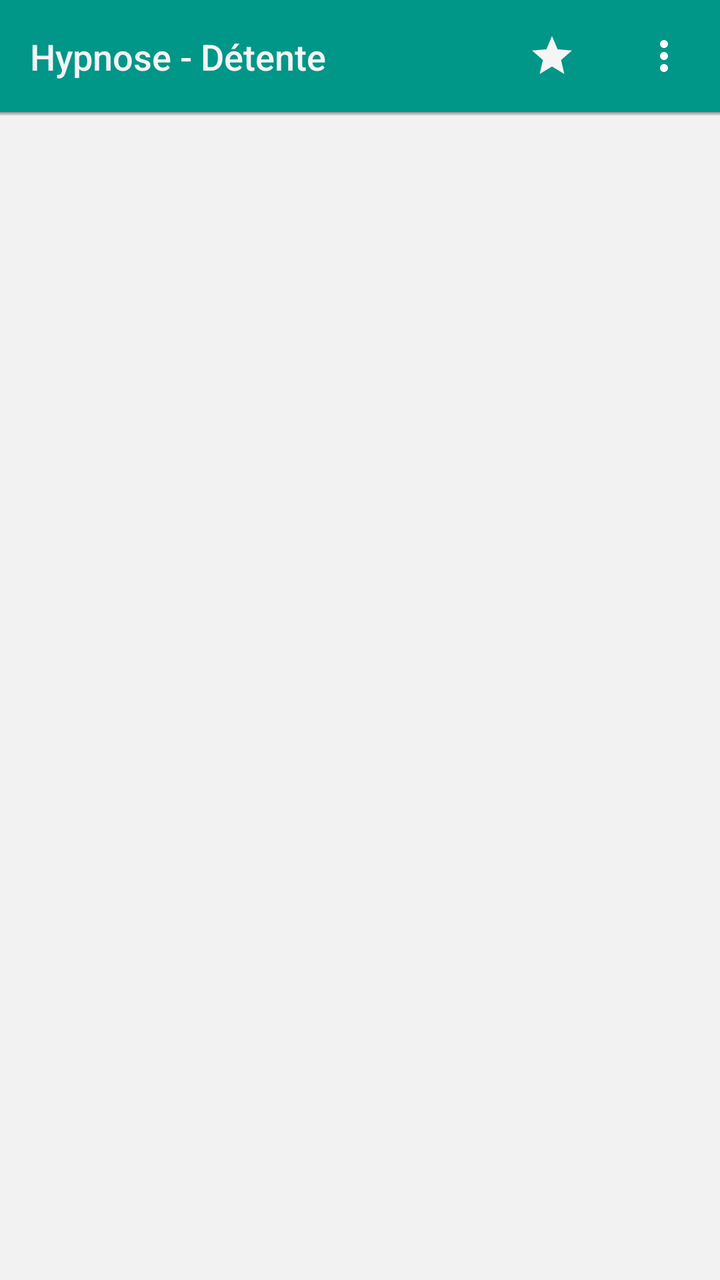
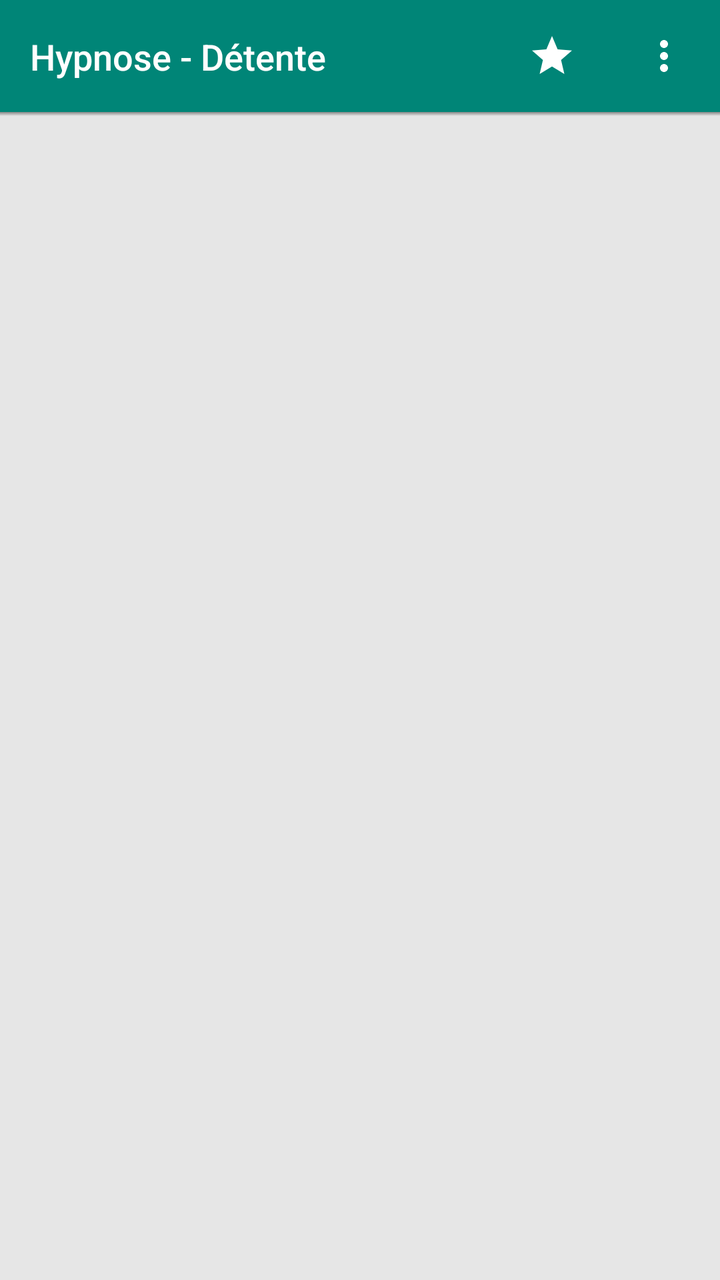

Two renders of the same Android screen: before a commit and after it. Below are the layout's source before the change and the commit's diff.
<!-- AndroidManifest.xml: application theme AppTheme -->
<!-- res/layout/activity_welcome.xml -->
<?xml version="1.0" encoding="utf-8"?>
<android.support.constraint.ConstraintLayout xmlns:android="http://schemas.android.com/apk/res/android"
    xmlns:app="http://schemas.android.com/apk/res-auto"
    android:layout_width="match_parent"
    android:layout_height="match_parent"
    android:background="@color/grid_background"
    android:fitsSystemWindows="true"
    android:orientation="vertical">

    <include
        android:id="@+id/welcome"
        layout="@layout/toolbar_welcome"></include>

    <android.support.v7.widget.RecyclerView
        android:id="@+id/recycler_view"
        android:layout_width="match_parent"
        android:layout_height="0dp"
        android:clipToPadding="false"
        android:scrollbars="none"
        app:layout_constraintBottom_toBottomOf="parent"
        app:layout_constraintTop_toBottomOf="@+id/welcome" />

</android.support.constraint.ConstraintLayout>
<!-- res/layout/toolbar_welcome.xml (included above) -->
<LinearLayout xmlns:android="http://schemas.android.com/apk/res/android"
    android:layout_width="wrap_content"
    android:layout_height="wrap_content"
    android:layout_gravity="top"
    android:orientation="vertical">

    <android.support.v7.widget.Toolbar
        xmlns:app="http://schemas.android.com/apk/res-auto"
        android:id="@+id/toolbar_welcome"
        android:layout_width="match_parent"
        android:layout_height="wrap_content"
        android:background="@color/ColorBGToolbar"
        android:minHeight="?android:attr/actionBarSize"
        app:contentInsetEnd="0dp"
        app:contentInsetLeft="0dp"
        app:contentInsetRight="0dp"
        app:contentInsetStart="0dp">

        <android.support.constraint.ConstraintLayout
            android:layout_width="match_parent"
            android:layout_height="match_parent">


            <TextView
                android:id="@+id/toolbar_title"
                style="@style/TextAppearance.AppCompat.Widget.ActionBar.Title.Inverse"
                android:layout_width="0dp"
                android:layout_height="wrap_content"
                android:layout_marginStart="15dp"
                android:layout_marginLeft="15dp"
                android:ellipsize="end"
                android:maxLines="1"
                android:text="@string/applicationName"
                android:textColor="@color/LightWhite"
                android:textSize="18sp"
                app:layout_constraintBottom_toBottomOf="parent"
                app:layout_constraintEnd_toStartOf="@+id/btn_etoile"
                app:layout_constraintLeft_toLeftOf="parent"
                app:layout_constraintStart_toStartOf="parent"
                app:layout_constraintTop_toTopOf="parent" />



            <ImageButton
                android:id="@+id/btn_etoile"
                style="@style/Widget.AppCompat.ActionButton"
                android:layout_width="?android:attr/actionBarSize"
                android:layout_height="?android:attr/actionBarSize"
                android:contentDescription="@string/AccessibilityIconRating"
                android:src="@drawable/ic_star"
                app:layout_constraintBottom_toBottomOf="parent"
                app:layout_constraintEnd_toStartOf="@+id/btn_info"
                app:layout_constraintTop_toTopOf="parent" />


            <ImageButton
                android:id="@+id/btn_info"
                style="@style/Widget.AppCompat.ActionButton"
                android:layout_width="?android:attr/actionBarSize"
                android:layout_height="?android:attr/actionBarSize"
                android:contentDescription="@string/AccessibilityIconMenu"
                android:src="@drawable/ic_more_vert"
                app:layout_constraintBottom_toBottomOf="parent"
                app:layout_constraintEnd_toEndOf="parent"
                app:layout_constraintTop_toTopOf="parent" />

        </android.support.constraint.ConstraintLayout>

    </android.support.v7.widget.Toolbar>

    <View
        android:layout_width="match_parent"
        android:layout_height="2dp"
        android:background="@drawable/toolbar_dropshadow" />

</LinearLayout>
<!-- resources referenced by this layout -->
<resources>
  <color name="ColorBGToolbar">#009688</color>
  <color name="LightWhite">#F5F5F5</color>
  <color name="grid_background">#F2F2F2</color>
  <!-- drawable ic_more_vert (drawable) -->
  <vector android:autoMirrored="true" android:height="24dp"
      android:tint="#FFFFFF" android:viewportHeight="24.0"
      android:viewportWidth="24.0" android:width="24dp" xmlns:android="http://schemas.android.com/apk/res/android">
      <path android:fillColor="#FF000000" android:pathData="M12,8c1.1,0 2,-0.9 2,-2s-0.9,-2 -2,-2 -2,0.9 -2,2 0.9,2 2,2zM12,10c-1.1,0 -2,0.9 -2,2s0.9,2 2,2 2,-0.9 2,-2 -0.9,-2 -2,-2zM12,16c-1.1,0 -2,0.9 -2,2s0.9,2 2,2 2,-0.9 2,-2 -0.9,-2 -2,-2z"/>
  </vector>
  <!-- drawable ic_star (drawable) -->
  <vector android:height="24dp" android:tint="#F5F5F5"
      android:viewportHeight="24.0" android:viewportWidth="24.0"
      android:width="24dp" xmlns:android="http://schemas.android.com/apk/res/android">
      <path android:fillColor="#FF000000" android:pathData="M12,17.27L18.18,21l-1.64,-7.03L22,9.24l-7.19,-0.61L12,2 9.19,8.63 2,9.24l5.46,4.73L5.82,21z"/>
  </vector>
  <!-- drawable toolbar_dropshadow (drawable) -->
  <?xml version="1.0" encoding="utf-8"?>
  <shape xmlns:android="http://schemas.android.com/apk/res/android"
      android:shape="rectangle">
      <gradient android:startColor="@android:color/transparent"
          android:endColor="#88333333"
          android:angle="90"/>
  
  </shape>
  <string name="AccessibilityIconMenu">Icon menu</string>
  <string name="AccessibilityIconRating">Icon étoile</string>
  <string name="applicationName">Hypnose - Détente</string>
  <style name="AppTheme" parent="Theme.AppCompat.Light.NoActionBar">
          <item name="colorPrimary">@color/colorPrimary</item>
          <item name="colorPrimaryDark">@color/colorPrimaryDark</item>
          <item name="colorAccent">@color/colorAccent</item>
          <item name="android:windowActionBar">false</item>
          <item name="android:windowNoTitle">true</item>
          <item name="android:colorEdgeEffect">@color/colorPrimary</item>
      </style>
  <color name="colorPrimary">#054D44</color>
  <color name="colorPrimaryDark">#00796B</color>
  <color name="colorAccent">#009688</color>
</resources>

<!-- the commit's change to res/layout/activity_welcome.xml (unified diff, before → after) -->
@@ -3,7 +3,7 @@
     xmlns:app="http://schemas.android.com/apk/res-auto"
     android:layout_width="match_parent"
     android:layout_height="match_parent"
-    android:background="@color/grid_background"
+    android:background="@color/colorBackgroundCardActivity"
     android:fitsSystemWindows="true"
     android:orientation="vertical">
 
@@ -33,7 +33,7 @@
         android:id="@+id/toolbar_welcome"
         android:layout_width="match_parent"
         android:layout_height="wrap_content"
-        android:background="@color/ColorBGToolbar"
+        android:background="@color/colorPrimary"
         android:minHeight="?android:attr/actionBarSize"
         app:contentInsetEnd="0dp"
         app:contentInsetLeft="0dp"
@@ -55,7 +55,7 @@
                 android:ellipsize="end"
                 android:maxLines="1"
                 android:text="@string/applicationName"
-                android:textColor="@color/LightWhite"
+                android:textColor="@color/colorPrimaryText"
                 android:textSize="18sp"
                 app:layout_constraintBottom_toBottomOf="parent"
                 app:layout_constraintEnd_toStartOf="@+id/btn_etoile"
<!-- resource entries referenced after the edit -->
@@ -1,8 +1,6 @@
 <!-- resources referenced by this layout -->
 <resources>
-  <color name="ColorBGToolbar">#009688</color>
-  <color name="LightWhite">#F5F5F5</color>
-  <color name="grid_background">#F2F2F2</color>
+  <color name="colorBackgroundCardActivity">#E6E6E6</color>
   <!-- drawable ic_more_vert (drawable) -->
   <vector android:autoMirrored="true" android:height="24dp"
       android:tint="#FFFFFF" android:viewportHeight="24.0"
@@ -10,9 +8,9 @@
       <path android:fillColor="#FF000000" android:pathData="M12,8c1.1,0 2,-0.9 2,-2s-0.9,-2 -2,-2 -2,0.9 -2,2 0.9,2 2,2zM12,10c-1.1,0 -2,0.9 -2,2s0.9,2 2,2 2,-0.9 2,-2 -0.9,-2 -2,-2zM12,16c-1.1,0 -2,0.9 -2,2s0.9,2 2,2 2,-0.9 2,-2 -0.9,-2 -2,-2z"/>
   </vector>
   <!-- drawable ic_star (drawable) -->
-  <vector android:height="24dp" android:tint="#F5F5F5"
-      android:viewportHeight="24.0" android:viewportWidth="24.0"
-      android:width="24dp" xmlns:android="http://schemas.android.com/apk/res/android">
+  <vector android:autoMirrored="true" android:height="24dp"
+      android:tint="#FFFFFF" android:viewportHeight="24.0"
+      android:viewportWidth="24.0" android:width="24dp" xmlns:android="http://schemas.android.com/apk/res/android">
       <path android:fillColor="#FF000000" android:pathData="M12,17.27L18.18,21l-1.64,-7.03L22,9.24l-7.19,-0.61L12,2 9.19,8.63 2,9.24l5.46,4.73L5.82,21z"/>
   </vector>
   <!-- drawable toolbar_dropshadow (drawable) -->
@@ -27,16 +25,14 @@
   <string name="AccessibilityIconMenu">Icon menu</string>
   <string name="AccessibilityIconRating">Icon étoile</string>
   <string name="applicationName">Hypnose - Détente</string>
-  <style name="AppTheme" parent="Theme.AppCompat.Light.NoActionBar">
+  <style name="AppTheme" parent="Theme.AppCompat.DayNight.NoActionBar">
           <item name="colorPrimary">@color/colorPrimary</item>
           <item name="colorPrimaryDark">@color/colorPrimaryDark</item>
           <item name="colorAccent">@color/colorAccent</item>
-          <item name="android:windowActionBar">false</item>
-          <item name="android:windowNoTitle">true</item>
-          <item name="android:colorEdgeEffect">@color/colorPrimary</item>
       </style>
-  <color name="colorPrimary">#054D44</color>
-  <color name="colorPrimaryDark">#00796B</color>
-  <color name="colorAccent">#009688</color>
+  <color name="colorPrimary">#008577</color>
+  <color name="colorPrimaryText">#FFFFFF</color>
+  <color name="colorPrimaryDark">#00574B</color>
+  <color name="colorAccent">#D81B60</color>
 </resources>
 
